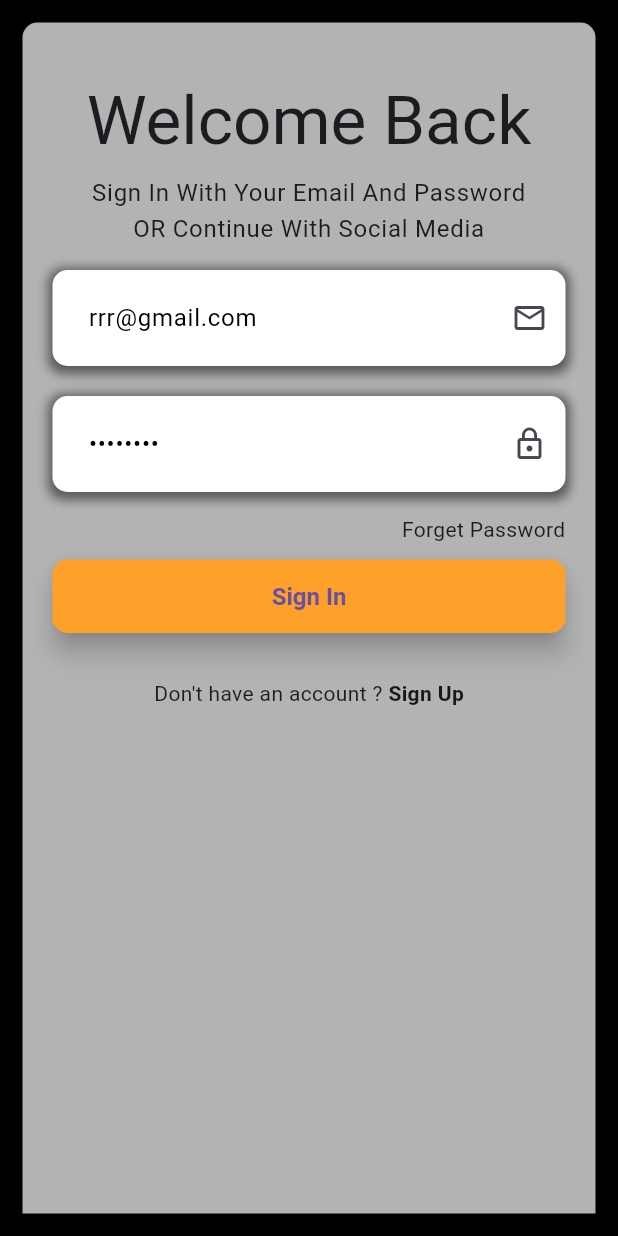
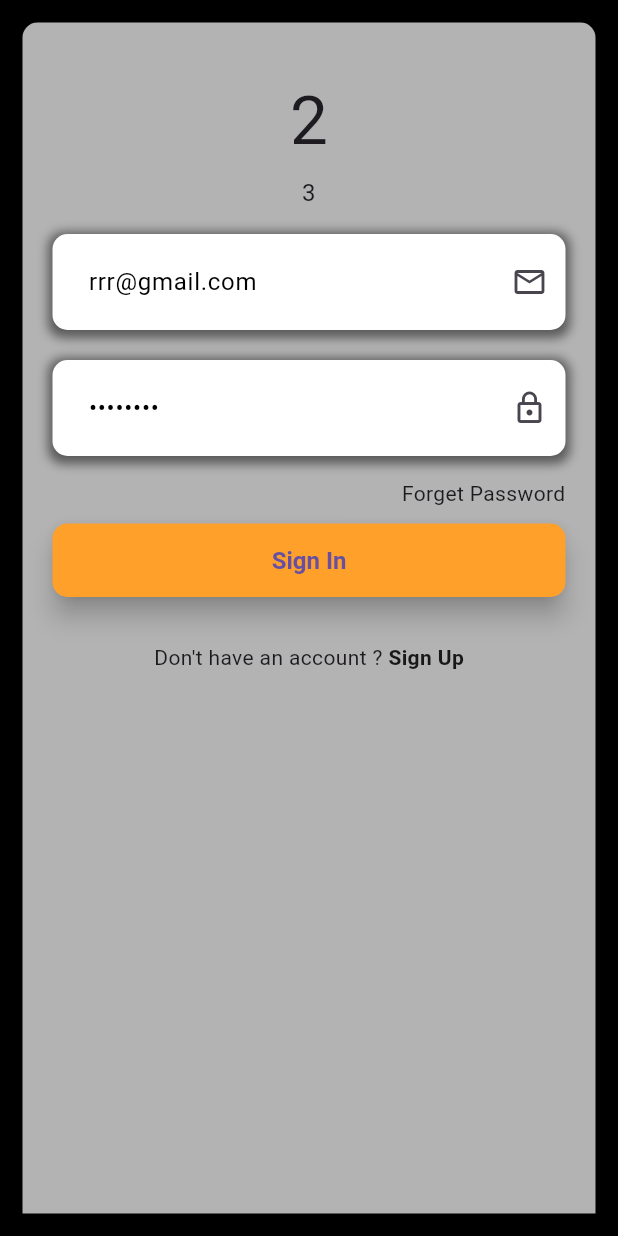
Before and after one commit to Basheer2001/Hotel_System, a Flutter app: the Login screen opened directly, on a phone screen of 412 x 824 dp. Run offline on Flutter 3.47's test engine with Material 3 defaults, Android fonts, the phone set to English and light mode, and no system bars; our stand-ins replace dio, flutter_otp_text_field, get, image_picker, shared_preferences; accounts and stored records are empty.

```diff
--- a/lib/constant/auth/customtexttitleauth.dart
+++ b/lib/constant/auth/customtexttitleauth.dart
@@ -1,4 +1,5 @@
 import 'package:flutter/material.dart';
+import 'package:get/get.dart';
 
 class CustomTextTitleAuth extends StatelessWidget {
   final String text;
@@ -7,7 +8,7 @@ class CustomTextTitleAuth extends StatelessWidget {
   @override
   Widget build(BuildContext context) {
     return Text(
-      text,
+      text.tr,
       textAlign: TextAlign.center,
       style: Theme.of(context).textTheme.headline2,
     );
--- a/lib/controllers/resetpasswordcode_controller.dart
+++ b/lib/controllers/resetpasswordcode_controller.dart
@@ -2,6 +2,7 @@ import 'package:flutter/material.dart';
 import 'package:get/get.dart';
 import '../models/app_response.dart';
 import '../pages/auth/Register/register1.dart';
+import '../pages/auth/login.dart';
 import '../repository/resetpasswordcode_repo.dart';
 
 class ResetPasswordCodeController extends GetxController{
@@ -32,7 +33,7 @@ class ResetPasswordCodeController extends GetxController{
       loginLoadingState.value = false;
       if (response.success) {
         print("Verification Code Response: ${response.data}");
-        Get.to(() => Register1());
+        Get.to(() => Login());
         Get.defaultDialog(
             title: "Success",
             content: Text(""),
--- a/lib/main.dart
+++ b/lib/main.dart
@@ -17,6 +17,7 @@ import 'package:untitled1/repository/sendresetpassword_repo.dart';
 import 'package:untitled1/repository/verfiycode_repo.dart';
 import 'package:untitled1/routes.dart';
 import 'controllers/register1_controller.dart';
+import 'controllers/resetpasswordcode_controller.dart';
 import 'controllers/verfiycode_controller.dart';
 import 'core/localaization/changeLocal.dart';
 import 'core/localaization/translation.dart';
@@ -34,9 +35,10 @@ class AppBinding extends Bindings{
     Get.lazyPut(() => CheckEmailRepo());
     Get.lazyPut(() => VerfiyCodeRepo());
     Get.lazyPut(() => SendResetPasswordRepo());
+    Get.lazyPut(() => ResetPasswordCodeRepo());
     Get.put(VerfiyCodeController());
     Get.put(Register1Controller());
-    Get.lazyPut(() => ResetPasswordCodeRepo());
+    Get.put(ResetPasswordCodeController());
   }
 
 }
--- a/lib/pages/Language.dart
+++ b/lib/pages/Language.dart
@@ -26,7 +26,7 @@ class Language extends GetView<LocaleController> {
             //  fit: BoxFit.cover, // Adjust the fit of the image as needed
             ),
             SizedBox(height: 20), // Add some spacing between the image and the buttons
-            Text("Choose the Language familiar to you", style: TextStyle(fontWeight: FontWeight.bold,color: Colors.black)),
+            Text("1".tr, style: TextStyle(fontWeight: FontWeight.bold,color: Colors.black)),
             SizedBox(height: 20),
             CustomButtonLang(
               flagIcon: Icons.flag,
--- a/lib/pages/auth/login.dart
+++ b/lib/pages/auth/login.dart
@@ -60,11 +60,11 @@ class Login extends GetView<loginController> {
                           child: ListView(children: [
                             //   const LogoAuth(),
                             const SizedBox(height: 20) ,
-                            const CustomTextTitleAuth(text: "Welcome Back"),
+                            const CustomTextTitleAuth(text: "2"),
                             const SizedBox(height: 10),
                             const CustomTextBodyAuth(
                                 text:
-                                "Sign In With Your Email And Password OR Continue With Social Media"),
+                                "3"),
                             const SizedBox(height: 15),
                             Container(
                               decoration: BoxDecoration(
```
